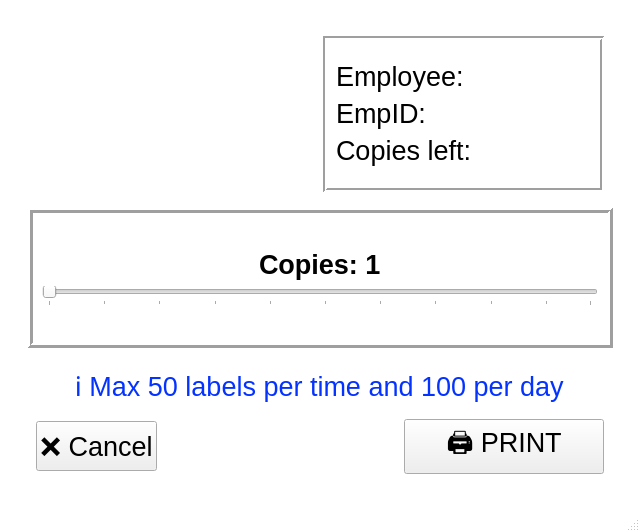
The window that terminal_app/ui/mainwin.ui (msmwebUA/qr_printing_terminals) describes before a commit, drawn with Qt 5.
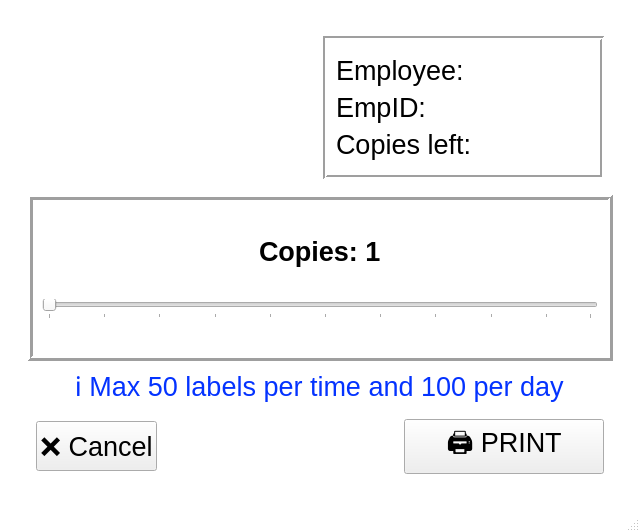
The same window after the commit. Icons and pictures are not drawn.

Commit message: Add spacer between label and slider

```diff
--- a/terminal_app/ui/mainwin.ui
+++ b/terminal_app/ui/mainwin.ui
@@ -377,6 +377,19 @@
                 </property>
                </widget>
               </item>
+              <item>
+               <spacer name="verticalSpacer_9">
+                <property name="orientation">
+                 <enum>Qt::Orientation::Vertical</enum>
+                </property>
+                <property name="sizeHint" stdset="0">
+                 <size>
+                  <width>20</width>
+                  <height>40</height>
+                 </size>
+                </property>
+               </spacer>
+              </item>
               <item>
                <widget class="QSlider" name="copiesSlider">
                 <property name="minimum">
```
The commit also changes 1 other file.
